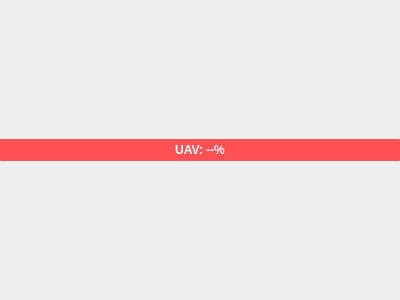
Qt form GS/GUI/uavbutton.ui (UCI-UAVForge/GroundStation) before a commit.
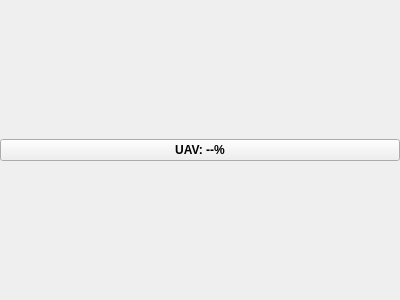
The same form after that commit. Custom widgets are drawn as their Qt base class.

Patch:
```diff
--- a/GS/GUI/uavbutton.ui
+++ b/GS/GUI/uavbutton.ui
@@ -23,17 +23,7 @@
    <double>1.000000000000000</double>
   </property>
   <property name="styleSheet">
-   <string notr="true">
-QPushButton:pressed {
-	background-color: rgb(235,235,235)
-}
-QPushButton {
-border: 0px solid rgb(200,200,200);
-border-radius: 1px;
-background-color:rgb(255, 80, 83);
-padding:4px;
-	color: white;
-}</string>
+   <string notr="true"/>
   </property>
   <layout class="QHBoxLayout" name="horizontalLayout">
    <property name="spacing">
@@ -75,6 +65,13 @@
    </item>
   </layout>
  </widget>
+ <customwidgets>
+  <customwidget>
+   <class>CustomRaisedButton</class>
+   <extends>QPushButton</extends>
+   <header>customraisedbutton.h</header>
+  </customwidget>
+ </customwidgets>
  <resources/>
  <connections/>
 </ui>
```
Left out of the diff: 2 changed lines with no effect on the pictures.
